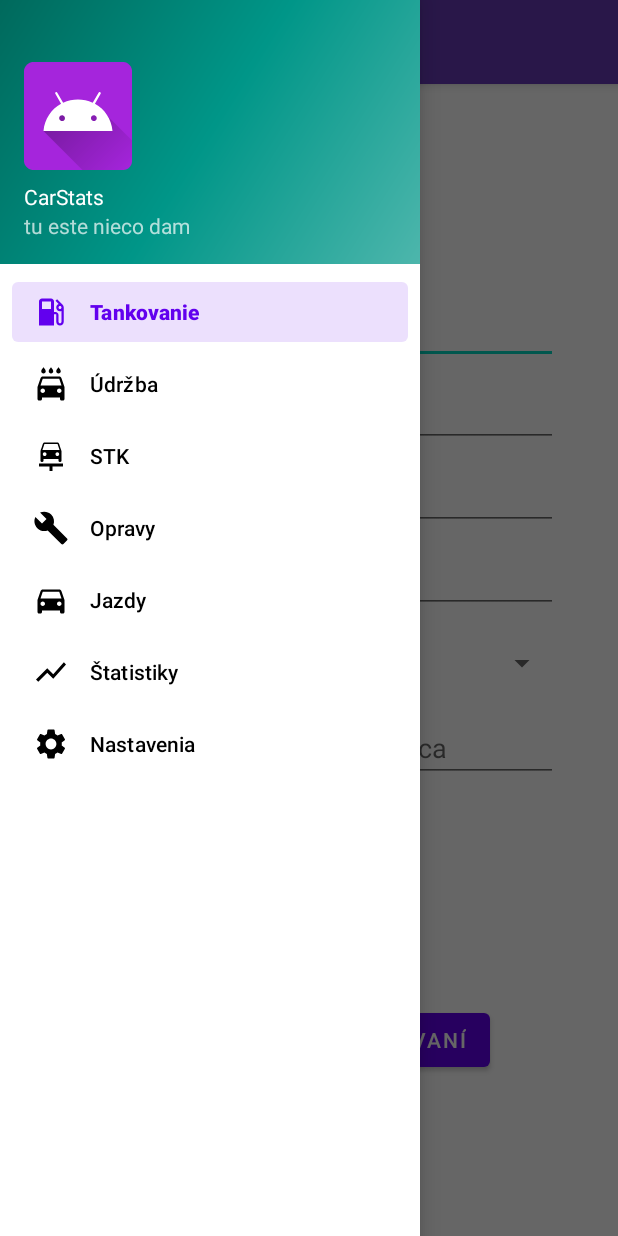
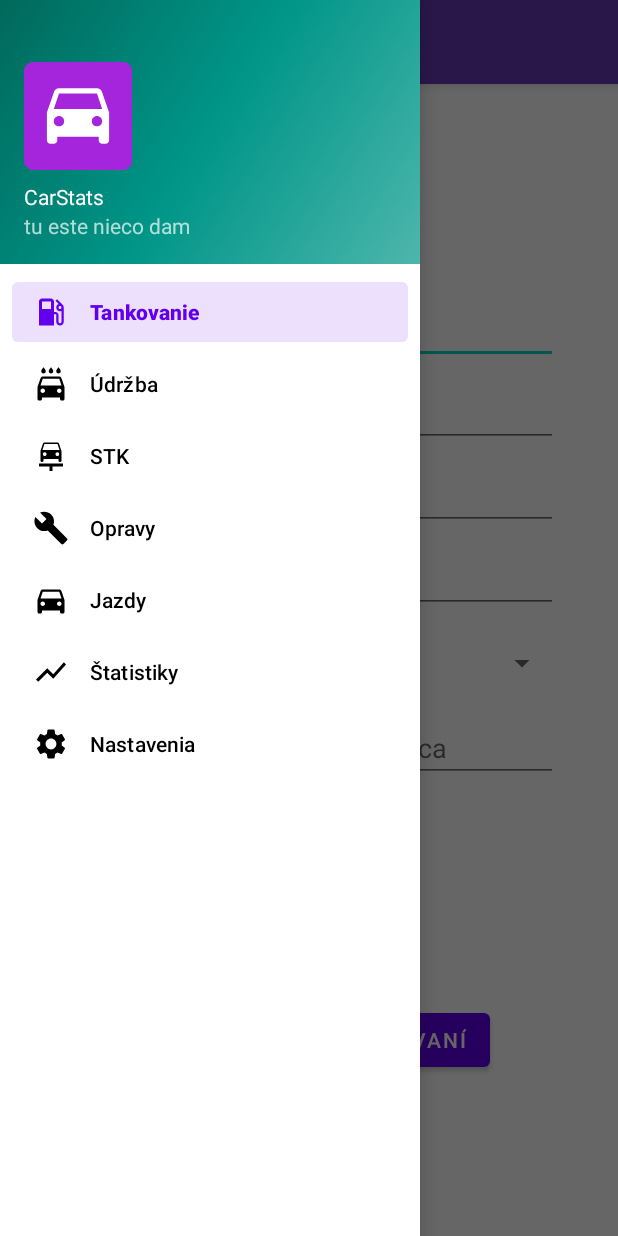
Before and after one commit to PatRusi98/carStatsApp, an Android app: the screen it shows after launch (MainActivity), with the side drawer open, on a phone screen of 412 x 824 dp. Run offline under Robolectric (Android 15) with nearby library versions, the phone set to English and light mode, and no system bars; our stand-ins replace navigation-ui.

Commit message:
algorhitm fix

```diff
--- a/app/src/main/java/com/rusinak/carstat/DBHelper.java
+++ b/app/src/main/java/com/rusinak/carstat/DBHelper.java
@@ -14,10 +14,10 @@ import android.database.sqlite.SQLiteOpenHelper;
  */
 public class DBHelper extends SQLiteOpenHelper {
 
-    private static final String DB_FULL_PATH = "carstatDB.db";
+    private static final String DB_FULL_PATH = "carstatsDB.db";
 
     DBHelper(Context context) {
-        super(context, "carstatDB.db", null, 1);
+        super(context, "carstatsDB.db", null, 1);
     }
 
     @Override
--- a/app/src/main/res/drawable-v24/ic_launcher_foreground.xml
+++ b/app/src/main/res/drawable-v24/ic_launcher_foreground.xml
@@ -1,30 +1,15 @@
 <vector xmlns:android="http://schemas.android.com/apk/res/android"
-    xmlns:aapt="http://schemas.android.com/aapt"
     android:width="108dp"
     android:height="108dp"
     android:viewportWidth="108"
-    android:viewportHeight="108">
-    <path android:pathData="M31,63.928c0,0 6.4,-11 12.1,-13.1c7.2,-2.6 26,-1.4 26,-1.4l38.1,38.1L107,108.928l-32,-1L31,63.928z">
-        <aapt:attr name="android:fillColor">
-            <gradient
-                android:endX="85.84757"
-                android:endY="92.4963"
-                android:startX="42.9492"
-                android:startY="49.59793"
-                android:type="linear">
-                <item
-                    android:color="#44000000"
-                    android:offset="0.0" />
-                <item
-                    android:color="#00000000"
-                    android:offset="1.0" />
-            </gradient>
-        </aapt:attr>
-    </path>
-    <path
-        android:fillColor="#FFFFFF"
-        android:fillType="nonZero"
-        android:pathData="M65.3,45.828l3.8,-6.6c0.2,-0.4 0.1,-0.9 -0.3,-1.1c-0.4,-0.2 -0.9,-0.1 -1.1,0.3l-3.9,6.7c-6.3,-2.8 -13.4,-2.8 -19.7,0l-3.9,-6.7c-0.2,-0.4 -0.7,-0.5 -1.1,-0.3C38.8,38.328 38.7,38.828 38.9,39.228l3.8,6.6C36.2,49.428 31.7,56.028 31,63.928h46C76.3,56.028 71.8,49.428 65.3,45.828zM43.4,57.328c-0.8,0 -1.5,-0.5 -1.8,-1.2c-0.3,-0.7 -0.1,-1.5 0.4,-2.1c0.5,-0.5 1.4,-0.7 2.1,-0.4c0.7,0.3 1.2,1 1.2,1.8C45.3,56.528 44.5,57.328 43.4,57.328L43.4,57.328zM64.6,57.328c-0.8,0 -1.5,-0.5 -1.8,-1.2s-0.1,-1.5 0.4,-2.1c0.5,-0.5 1.4,-0.7 2.1,-0.4c0.7,0.3 1.2,1 1.2,1.8C66.5,56.528 65.6,57.328 64.6,57.328L64.6,57.328z"
-        android:strokeWidth="1"
-        android:strokeColor="#00000000" />
+    android:viewportHeight="108"
+    android:tint="#FFFFFF">
+    <group android:scaleX="2.303166"
+        android:scaleY="2.303166"
+        android:translateX="26.36201"
+        android:translateY="24.058844">
+        <path
+            android:fillColor="@android:color/white"
+            android:pathData="M18.92,6.01C18.72,5.42 18.16,5 17.5,5h-11c-0.66,0 -1.21,0.42 -1.42,1.01L3,12v8c0,0.55 0.45,1 1,1h1c0.55,0 1,-0.45 1,-1v-1h12v1c0,0.55 0.45,1 1,1h1c0.55,0 1,-0.45 1,-1v-8l-2.08,-5.99zM6.5,16c-0.83,0 -1.5,-0.67 -1.5,-1.5S5.67,13 6.5,13s1.5,0.67 1.5,1.5S7.33,16 6.5,16zM17.5,16c-0.83,0 -1.5,-0.67 -1.5,-1.5s0.67,-1.5 1.5,-1.5 1.5,0.67 1.5,1.5 -0.67,1.5 -1.5,1.5zM5,11l1.5,-4.5h11L19,11L5,11z"/>
+    </group>
 </vector>
```
Also changed, not shown: app/src/main/java/com/rusinak/carstat/Calculations.java (+17 -13 lines).
